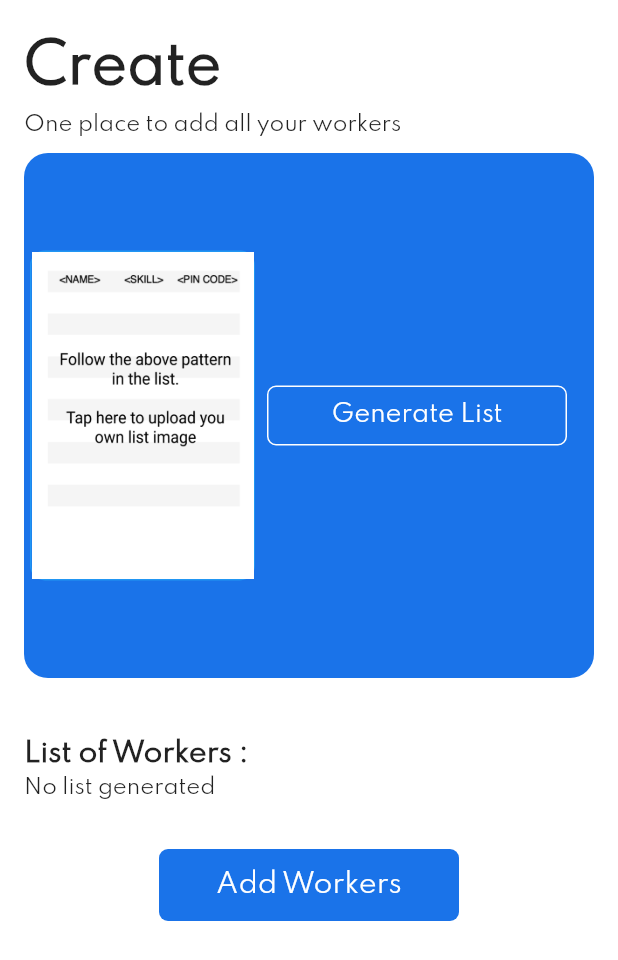
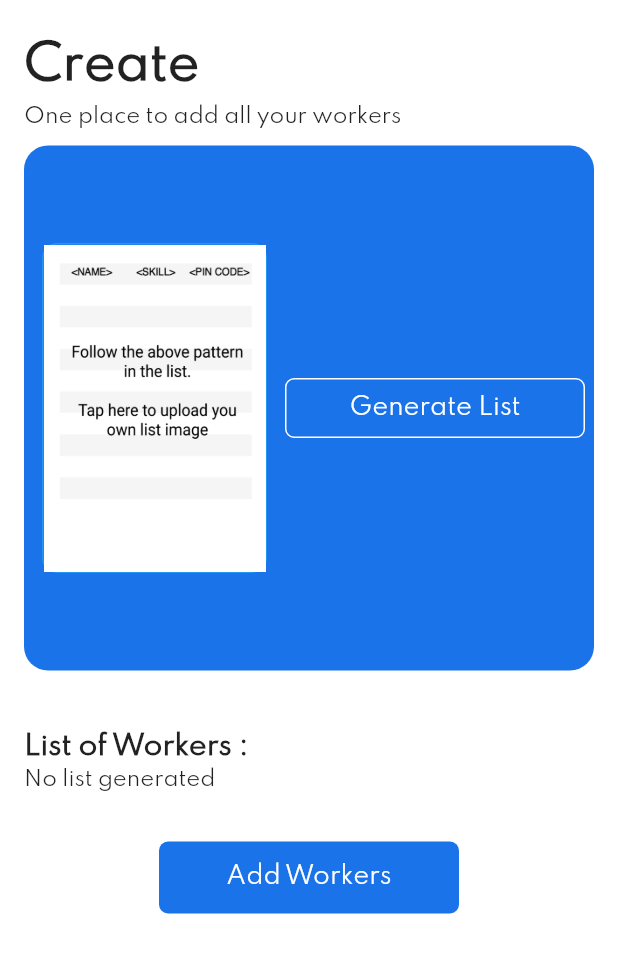
Before and after one commit to STCVIT/Rozgaar-App, a Flutter app: the Submit screen opened directly, on a phone screen of 412 x 824 dp. Shown: the top 960 px of the screen. Run offline on Flutter 3.47's test engine with Material 2 defaults, Android fonts, the phone set to English and light mode, and no system bars; our stand-ins replace file_picker, firebase_auth, firebase_core, flutter_spinkit, font_awesome_flutter, modal_progress_hud; missing offline and left inert: firebase_ml_vision, flutter_paginator; accounts and stored records are empty.

Commit message:
UI changes

```diff
--- a/lib/screens/searchResults.dart
+++ b/lib/screens/searchResults.dart
@@ -195,7 +195,7 @@ class _SearchResultsState extends State<SearchResults> {
               Column(crossAxisAlignment: CrossAxisAlignment.start, children: [
             Text(
               "Search Results",
-              style: kConstHeadingStyle.copyWith(fontSize: 36),
+              style: kConstHeadingStyle,
             ),
             SizedBox(
               height: 20,
--- a/lib/screens/submit.dart
+++ b/lib/screens/submit.dart
@@ -137,7 +137,7 @@ class _SubmitState extends State<Submit> {
                 children: <Widget>[
                   Text(
                     "Create",
-                    style: kConstHeadingStyle.copyWith(fontSize: 36),
+                    style: kConstHeadingStyle,
                   ),
                   SizedBox(
                     height: 8,
@@ -158,7 +158,7 @@ class _SubmitState extends State<Submit> {
                     child: Row(
                       children: [
                         SizedBox(
-                          width: 4,
+                          width: 12,
                         ),
                         GestureDetector(
                           onTap: pickImage,
@@ -182,7 +182,7 @@ class _SubmitState extends State<Submit> {
                           ),
                         ),
                         SizedBox(
-                          width: 8,
+                          width: 12,
                         ),
                         ButtonTheme(
                             height: 40,
@@ -303,7 +303,7 @@ class _SubmitState extends State<Submit> {
                             child: Text(
                               'Add Workers',
                               style:
-                                  kConstTextStyle.copyWith(color: Colors.white),
+                                  kConstTextStyle.copyWith(color: Colors.white,fontSize: 16),
                             ),
                           )),
                     ),
```
Also changed, not shown: lib/screens/aboutUs.dart (+14 -1 lines), lib/screens/home.dart (+4 -3 lines).
